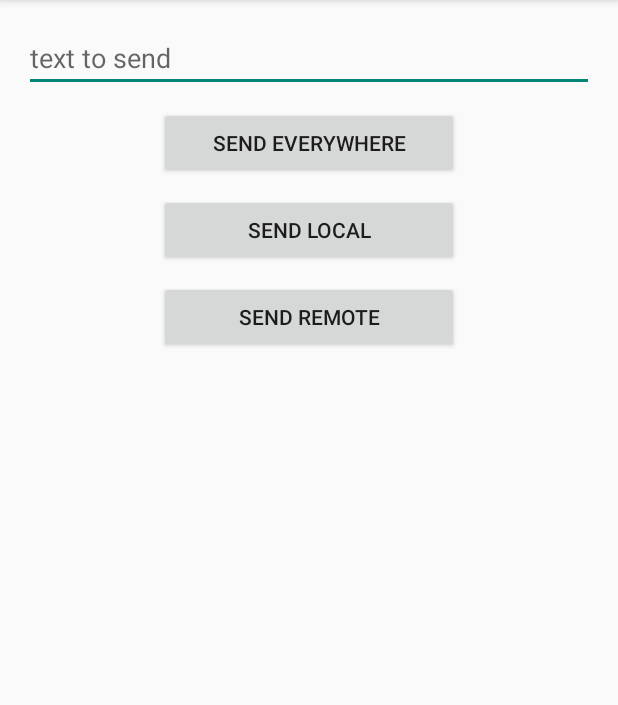
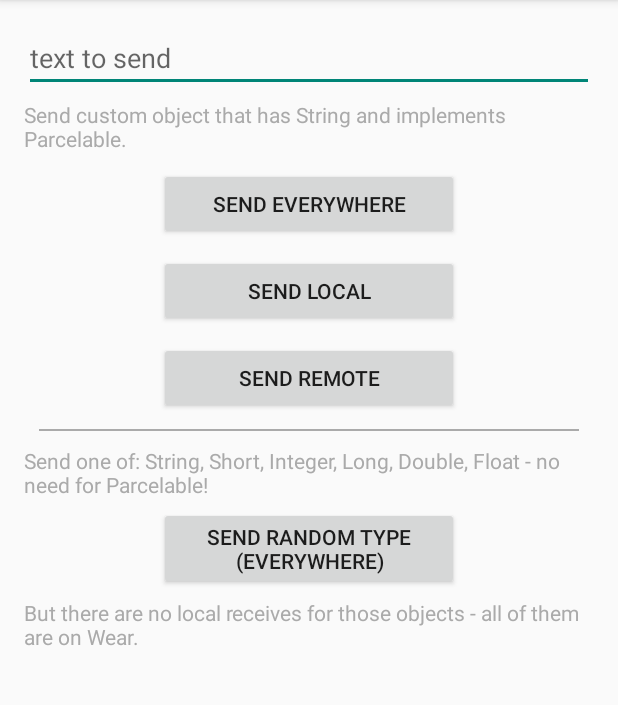
Before and after one commit to tajchert/BusWear, an Android app: the screen it shows after launch (MainMobileActivity), after a tap on "SEND EVERYWHERE", on a phone screen of 412 x 824 dp, the part 84-789 px from its top. Run offline under Robolectric (Android 15) with nearby library versions, the phone set to English and light mode, and no system bars; 4 statements that could not run were skipped.

Commit message:
Updated sample to use sending simple objects.

```diff
--- a/mobile/src/main/java/pl/tajchert/buswear/sample/MainMobileActivity.java
+++ b/mobile/src/main/java/pl/tajchert/buswear/sample/MainMobileActivity.java
@@ -7,6 +7,8 @@ import android.widget.Button;
 import android.widget.EditText;
 import android.widget.Toast;
 
+import java.util.Random;
+
 import pl.tajchert.buswear.EventBus;
 
 
@@ -15,6 +17,8 @@ public class MainMobileActivity extends ActionBarActivity {
     private Button buttonEverywhere;
     private Button buttonLocal;
     private Button buttonRemote;
+    private Button buttonRemoteRandom;
+    private Random rand = new Random();
 
 
     @Override
@@ -26,6 +30,7 @@ public class MainMobileActivity extends ActionBarActivity {
         buttonEverywhere = (Button) findViewById(R.id.buttonEverywhere);
         buttonLocal = (Button) findViewById(R.id.buttonLocal);
         buttonRemote = (Button) findViewById(R.id.buttonRemote);
+        buttonRemoteRandom = (Button) findViewById(R.id.buttonRemoteRandom);
 
         setButtons();
     }
@@ -34,19 +39,54 @@ public class MainMobileActivity extends ActionBarActivity {
         buttonEverywhere.setOnClickListener(new View.OnClickListener() {
             @Override
             public void onClick(View v) {
-                EventBus.getDefault().post(new CustomObject(editTextToSend.getText().toString()), MainMobileActivity.this);
+                //Send Custom object to both local and remote EventBus
+                EventBus.getDefault().post(new pl.tajchert.buswear.sample.CustomObject(editTextToSend.getText().toString()), MainMobileActivity.this);
             }
         });
         buttonLocal.setOnClickListener(new View.OnClickListener() {
             @Override
             public void onClick(View v) {
+                //Send Custom object only to local EventBus
                 EventBus.getDefault().postLocal(new CustomObject(editTextToSend.getText().toString()));
             }
         });
         buttonRemote.setOnClickListener(new View.OnClickListener() {
             @Override
             public void onClick(View v) {
+                //Send Custom object only to remote EventBus
                 EventBus.getDefault().postRemote(new CustomObject(editTextToSend.getText().toString()), MainMobileActivity.this);
+            }
+        });
+
+        buttonRemoteRandom.setOnClickListener(new View.OnClickListener() {
+            @Override
+            public void onClick(View v) {
+                switch(rand.nextInt(6)){
+                    case 0:
+                        //Send String object
+                        EventBus.getDefault().post(editTextToSend.getText().toString(), MainMobileActivity.this);
+                        break;
+                    case 1:
+                        //Send Integer
+                        EventBus.getDefault().post(1, MainMobileActivity.this);
+                        break;
+                    case 2:
+                        //Send Long
+                        EventBus.getDefault().post(1l, MainMobileActivity.this);
+                        break;
+                    case 3:
+                        //Send Float
+                        EventBus.getDefault().post(1f, MainMobileActivity.this);
+                        break;
+                    case 4:
+                        //Send Double
+                        EventBus.getDefault().post(1d, MainMobileActivity.this);
+                        break;
+                    case 5:
+                        //Send Short
+                        EventBus.getDefault().post((short) 1, MainMobileActivity.this);
+                        break;
+                }
             }
         });
     }
@@ -56,6 +96,9 @@ public class MainMobileActivity extends ActionBarActivity {
      * @param customObject
      */
     public void onEvent(CustomObject customObject) {
-        Toast.makeText(MainMobileActivity.this, "Received: " + customObject.getName(), Toast.LENGTH_SHORT).show();
+        Toast.makeText(MainMobileActivity.this, "Object: " + customObject.getName(), Toast.LENGTH_SHORT).show();
+    }
+    public void onEvent(String stringReceived) {
+        Toast.makeText(MainMobileActivity.this, "String: " + stringReceived, Toast.LENGTH_SHORT).show();
     }
 }
--- a/mobile/src/main/res/layout/activity_main.xml
+++ b/mobile/src/main/res/layout/activity_main.xml
@@ -14,6 +14,14 @@
         android:layout_width="match_parent"
         android:layout_height="wrap_content"
         android:hint="text to send" />
+
+    <TextView
+        android:layout_width="wrap_content"
+        android:layout_height="wrap_content"
+        android:layout_gravity="center_horizontal"
+        android:layout_marginTop="5dp"
+        android:text="Send custom object that has String and implements Parcelable."
+        android:textColor="@android:color/darker_gray"/>
 
     <Button
         android:id="@+id/buttonEverywhere"
@@ -39,5 +47,34 @@
         android:layout_marginTop="10dp"
         android:text="Send remote" />
 
+    <View
+        android:layout_width="fill_parent"
+        android:layout_height="1dp"
+        android:layout_margin="10dp"
+        android:background="@android:color/darker_gray"/>
+
+    <TextView
+        android:layout_width="wrap_content"
+        android:layout_height="wrap_content"
+        android:layout_gravity="center_horizontal"
+        android:text="Send one of: String, Short, Integer, Long, Double, Float - no need for Parcelable!"
+        android:textColor="@android:color/darker_gray"/>
+
+    <Button
+        android:id="@+id/buttonRemoteRandom"
+        android:layout_width="200dp"
+        android:layout_height="wrap_content"
+        android:layout_marginTop="5dp"
+        android:layout_gravity="center_horizontal"
+        android:text="Send random type (everywhere)" />
+
+    <TextView
+        android:layout_width="wrap_content"
+        android:layout_height="wrap_content"
+        android:layout_gravity="center_horizontal"
+        android:layout_marginTop="5dp"
+        android:text="But there are no local receives for those objects - all of them are on Wear."
+        android:textColor="@android:color/darker_gray"/>
+
 
 </LinearLayout>
```
Also changed, not shown: wear/src/main/java/pl/tajchert/buswear/sample/MainWearActivity.java (+28 -2 lines).
